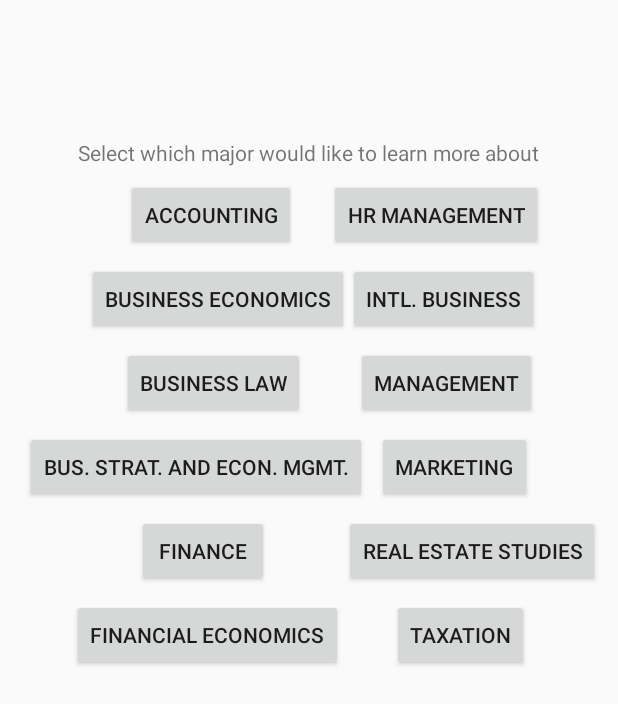
After one commit to cindyhn/UniverCityApp, an Android app: the ExplorationActivity screen opened directly, with no data from a screen before it, on a phone screen of 412 x 824 dp. The commit adds this screen. Shown: the top 704 px of the screen. Run offline under Robolectric (Android 15) with nearby library versions, the phone set to English and light mode, and no system bars.

Commit message:
Quiz and exploration page.

```diff
--- a/app/src/main/AndroidManifest.xml
+++ b/app/src/main/AndroidManifest.xml
@@ -14,7 +14,8 @@
         android:roundIcon="@mipmap/ic_launcher_round"
         android:supportsRtl="true"
         android:theme="@style/AppTheme">
-        <activity android:name=".MajorMapsActivity"></activity>
+        <activity android:name=".ExplorationActivity"></activity>
+        <activity android:name=".MajorMapsActivity" />
         <activity android:name=".WelcomeActivity">
             <intent-filter>
                 <action android:name="android.intent.action.MAIN" />
--- /dev/null
+++ b/app/src/main/java/com/example/univercityapp/ExplorationActivity.java
@@ -0,0 +1,42 @@
+package com.example.univercityapp;
+
+import android.support.v7.app.AppCompatActivity;
+import android.os.Bundle;
+import android.widget.Button;
+import android.widget.TextView;
+
+public class ExplorationActivity extends AppCompatActivity {
+
+    TextView tvExplorationMain;
+
+    Button btExplorationAccounting, btExplorationBusinessEconomics,
+            btExplorationBusinessLaw, btExplorationBusStrat, btExplorationFinance,
+            btExplorationFinancialEconomics, btExplorationHRMgmt, btExplorationIntlBusiness,
+            btExplorationManagement, btExplorationMarketing, btExplorationRealEstate,
+            btExplorationTaxation;
+
+    @Override
+    protected void onCreate(Bundle savedInstanceState) {
+        super.onCreate(savedInstanceState);
+        setContentView(R.layout.activity_exploration);
+
+        btExplorationAccounting = findViewById(R.id.btExplorationAccounting);
+        btExplorationBusinessEconomics = findViewById(R.id.btExplorationBusinessEconomics);
+        btExplorationBusinessLaw = findViewById(R.id.btExplorationBusinessLaw);
+        btExplorationBusStrat = findViewById(R.id.btExplorationBusStrat);
+        btExplorationFinance = findViewById(R.id.btExplorationFinance);
+        btExplorationFinancialEconomics = findViewById(R.id.btExplorationFinancialEconomics);
+        btExplorationHRMgmt = findViewById(R.id.btExplorationHRMgmt);
+        btExplorationIntlBusiness = findViewById(R.id.btExplorationIntlBusiness);
+        btExplorationManagement = findViewById(R.id.btExplorationMgmt);
+        btExplorationMarketing = findViewById(R.id.btExplorationMarketing);
+        btExplorationRealEstate = findViewById(R.id.btExplorationRealEstate);
+        btExplorationTaxation = findViewById(R.id.btExplorationTaxation);
+
+        tvExplorationMain = findViewById(R.id.tvExplorationMain);
+
+
+
+
+    }
+}
--- a/app/src/main/java/com/example/univercityapp/MainActivity.java
+++ b/app/src/main/java/com/example/univercityapp/MainActivity.java
@@ -137,6 +137,12 @@ public class MainActivity extends AppCompatActivity {
         startActivity(myIntent);
         overridePendingTransition(R.anim.slide_in_right, R.anim.slide_out_left);
     }
+
+    public void launchExplorationScreen(View v) {
+        Intent myIntent = new Intent(getBaseContext(), ExplorationActivity.class);
+        startActivity(myIntent);
+        overridePendingTransition(R.anim.slide_in_right, R.anim.slide_out_left);
+    }
 }
 
 /* Title: Facebook Login for Android - Quickstart source code
--- a/app/src/main/java/com/example/univercityapp/RegisterActivity.java
+++ b/app/src/main/java/com/example/univercityapp/RegisterActivity.java
@@ -3,6 +3,7 @@ package com.example.univercityapp;
 import android.content.Intent;
 import android.support.v7.app.AppCompatActivity;
 import android.os.Bundle;
+import android.text.method.PasswordTransformationMethod;
 import android.view.View;
 import android.widget.Button;
 import android.widget.EditText;
@@ -21,6 +22,9 @@ public class RegisterActivity extends AppCompatActivity {
     protected void onCreate(Bundle savedInstanceState) {
         super.onCreate(savedInstanceState);
         setContentView(R.layout.activity_register);
+
+//        EditText password = (EditText) findViewById(R.id.edittext_password);
+//        password.setTransformationMethod(new PasswordTransformationMethod());
 
         db = new DatabaseHelper(this);
         mTextUsername = (EditText)findViewById(R.id.edittext_username);
--- /dev/null
+++ b/app/src/main/res/layout/activity_exploration.xml
@@ -0,0 +1,150 @@
+<?xml version="1.0" encoding="utf-8"?>
+<android.support.constraint.ConstraintLayout xmlns:android="http://schemas.android.com/apk/res/android"
+    xmlns:app="http://schemas.android.com/apk/res-auto"
+    xmlns:tools="http://schemas.android.com/tools"
+    android:layout_width="match_parent"
+    android:layout_height="match_parent"
+    tools:context=".ExplorationActivity">
+
+    <TextView
+        android:id="@+id/tvExplorationMain"
+        android:layout_width="wrap_content"
+        android:layout_height="wrap_content"
+        android:layout_marginTop="92dp"
+        android:text="Select which major would like to learn more about"
+        app:layout_constraintEnd_toEndOf="parent"
+        app:layout_constraintStart_toStartOf="parent"
+        app:layout_constraintTop_toTopOf="parent" />
+
+    <Button
+        android:id="@+id/btExplorationAccounting"
+        android:layout_width="wrap_content"
+        android:layout_height="48dp"
+        android:layout_marginTop="8dp"
+        android:text="Accounting"
+        app:layout_constraintEnd_toEndOf="parent"
+        app:layout_constraintHorizontal_bias="0.281"
+        app:layout_constraintStart_toStartOf="parent"
+        app:layout_constraintTop_toBottomOf="@id/tvExplorationMain" />
+
+    <Button
+        android:id="@+id/btExplorationHRMgmt"
+        android:layout_width="wrap_content"
+        android:layout_height="wrap_content"
+        android:layout_marginTop="8dp"
+        android:text="HR Management"
+        app:layout_constraintEnd_toEndOf="parent"
+        app:layout_constraintHorizontal_bias="0.815"
+        app:layout_constraintStart_toStartOf="parent"
+        app:layout_constraintTop_toBottomOf="@+id/tvExplorationMain" />
+
+    <Button
+        android:id="@+id/btExplorationIntlBusiness"
+        android:layout_width="wrap_content"
+        android:layout_height="wrap_content"
+        android:layout_marginTop="8dp"
+        android:text="Intl. Business"
+        app:layout_constraintEnd_toEndOf="parent"
+        app:layout_constraintHorizontal_bias="0.815"
+        app:layout_constraintStart_toStartOf="parent"
+        app:layout_constraintTop_toBottomOf="@+id/btExplorationHRMgmt" />
+
+    <Button
+        android:id="@+id/btExplorationMgmt"
+        android:layout_width="wrap_content"
+        android:layout_height="wrap_content"
+        android:layout_marginTop="8dp"
+        android:text="Management"
+        app:layout_constraintEnd_toEndOf="parent"
+        app:layout_constraintHorizontal_bias="0.815"
+        app:layout_constraintStart_toStartOf="parent"
+        app:layout_constraintTop_toBottomOf="@+id/btExplorationIntlBusiness" />
+
+    <Button
+        android:id="@+id/btExplorationMarketing"
+        android:layout_width="wrap_content"
+        android:layout_height="wrap_content"
+        android:layout_marginTop="8dp"
+        android:text="Marketing"
+        app:layout_constraintEnd_toEndOf="parent"
+        app:layout_constraintHorizontal_bias="0.815"
+        app:layout_constraintStart_toStartOf="parent"
+        app:layout_constraintTop_toBottomOf="@+id/btExplorationMgmt" />
+
+    <Button
+        android:id="@+id/btExplorationRealEstate"
+        android:layout_width="wrap_content"
+        android:layout_height="wrap_content"
+        android:layout_marginTop="8dp"
+        android:text="Real Estate Studies"
+        app:layout_constraintEnd_toEndOf="parent"
+        app:layout_constraintHorizontal_bias="0.95"
+        app:layout_constraintStart_toStartOf="parent"
+        app:layout_constraintTop_toBottomOf="@+id/btExplorationMarketing" />
+
+    <Button
+        android:id="@+id/btExplorationTaxation"
+        android:layout_width="wrap_content"
+        android:layout_height="wrap_content"
+        android:layout_marginTop="8dp"
+        android:text="Taxation"
+        app:layout_constraintEnd_toEndOf="parent"
+        app:layout_constraintHorizontal_bias="0.815"
+        app:layout_constraintStart_toStartOf="parent"
+        app:layout_constraintTop_toBottomOf="@+id/btExplorationRealEstate" />
+
+    <Button
+        android:id="@+id/btExplorationBusinessLaw"
+        android:layout_width="wrap_content"
+        android:layout_height="wrap_content"
+        android:layout_marginTop="8dp"
+        android:text="Business Law"
+        app:layout_constraintEnd_toEndOf="parent"
+        app:layout_constraintHorizontal_bias="0.281"
+        app:layout_constraintStart_toStartOf="parent"
+        app:layout_constraintTop_toBottomOf="@+id/btExplorationBusinessEconomics" />
+
+    <Button
+        android:id="@+id/btExplorationBusStrat"
+        android:layout_width="wrap_content"
+        android:layout_height="wrap_content"
+        android:layout_marginTop="8dp"
+        android:text="Bus. Strat. and Econ. Mgmt."
+        app:layout_constraintEnd_toEndOf="parent"
+        app:layout_constraintHorizontal_bias="0.09"
+        app:layout_constraintStart_toStartOf="parent"
+        app:layout_constraintTop_toBottomOf="@+id/btExplorationBusinessLaw" />
+
+    <Button
+        android:id="@+id/btExplorationFinance"
+        android:layout_width="wrap_content"
+        android:layout_height="wrap_content"
+        android:layout_marginTop="8dp"
+        android:text="Finance"
+        app:layout_constraintEnd_toEndOf="parent"
+        app:layout_constraintHorizontal_bias="0.281"
+        app:layout_constraintStart_toStartOf="parent"
+        app:layout_constraintTop_toBottomOf="@+id/btExplorationBusStrat" />
+
+    <Button
+        android:id="@+id/btExplorationFinancialEconomics"
+        android:layout_width="wrap_content"
+        android:layout_height="wrap_content"
+        android:layout_marginTop="8dp"
+        android:text="Financial Economics"
+        app:layout_constraintEnd_toEndOf="parent"
+        app:layout_constraintHorizontal_bias="0.207"
+        app:layout_constraintStart_toStartOf="parent"
+        app:layout_constraintTop_toBottomOf="@+id/btExplorationFinance" />
+
+    <Button
+        android:id="@+id/btExplorationBusinessEconomics"
+        android:layout_width="wrap_content"
+        android:layout_height="wrap_content"
+        android:layout_marginTop="8dp"
+        android:text="Business Economics"
+        app:layout_constraintEnd_toEndOf="parent"
+        app:layout_constraintHorizontal_bias="0.243"
+        app:layout_constraintStart_toStartOf="parent"
+        app:layout_constraintTop_toBottomOf="@+id/btExplorationAccounting" />
+</android.support.constraint.ConstraintLayout>
```
Also changed, not shown: app/src/main/java/com/example/univercityapp/PostQuizActivity.java (+22 -5 lines), app/src/main/java/com/example/univercityapp/QuestionLibrary.java (+20 -19 lines), app/src/main/java/com/example/univercityapp/QuizActivity.java (+33 -33 lines), app/src/main/res/layout/activity_main.xml (+24 -3 lines).
